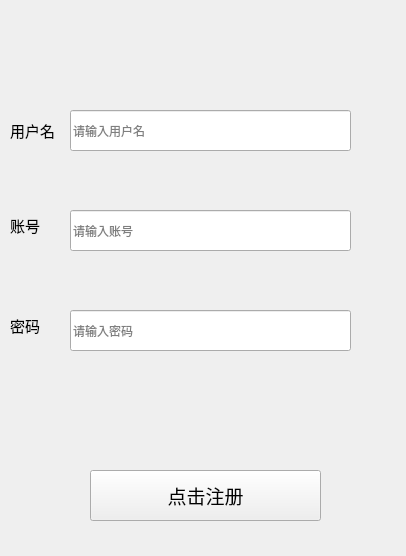
Qt form src/MyGame/askregister.ui (scutll/Cpp_project_sgame) before a commit.
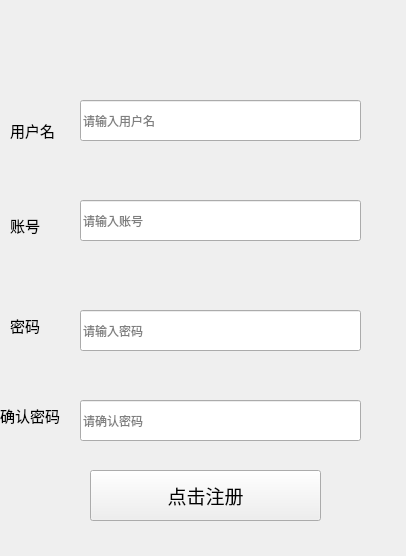
The same form after that commit.

What changed in the file:
```diff
--- a/src/MyGame/askregister.ui
+++ b/src/MyGame/askregister.ui
@@ -34,8 +34,8 @@
   <widget class="QLineEdit" name="UserName">
    <property name="geometry">
     <rect>
-     <x>70</x>
-     <y>110</y>
+     <x>80</x>
+     <y>100</y>
      <width>281</width>
      <height>41</height>
     </rect>
@@ -47,8 +47,8 @@
   <widget class="QLineEdit" name="UserAccount">
    <property name="geometry">
     <rect>
-     <x>70</x>
-     <y>210</y>
+     <x>80</x>
+     <y>200</y>
      <width>281</width>
      <height>41</height>
     </rect>
@@ -63,7 +63,7 @@
   <widget class="QLineEdit" name="UserPassword">
    <property name="geometry">
     <rect>
-     <x>70</x>
+     <x>80</x>
      <y>310</y>
      <width>281</width>
      <height>41</height>
@@ -143,6 +143,40 @@
     <string/>
    </property>
   </widget>
+  <widget class="QLabel" name="label_4">
+   <property name="geometry">
+    <rect>
+     <x>0</x>
+     <y>400</y>
+     <width>71</width>
+     <height>31</height>
+    </rect>
+   </property>
+   <property name="font">
+    <font>
+     <pointsize>11</pointsize>
+    </font>
+   </property>
+   <property name="text">
+    <string>确认密码</string>
+   </property>
+  </widget>
+  <widget class="QLineEdit" name="EnsurePassword">
+   <property name="geometry">
+    <rect>
+     <x>80</x>
+     <y>400</y>
+     <width>281</width>
+     <height>41</height>
+    </rect>
+   </property>
+   <property name="echoMode">
+    <enum>QLineEdit::EchoMode::Password</enum>
+   </property>
+   <property name="placeholderText">
+    <string>请确认密码</string>
+   </property>
+  </widget>
  </widget>
  <resources/>
  <connections/>
```
